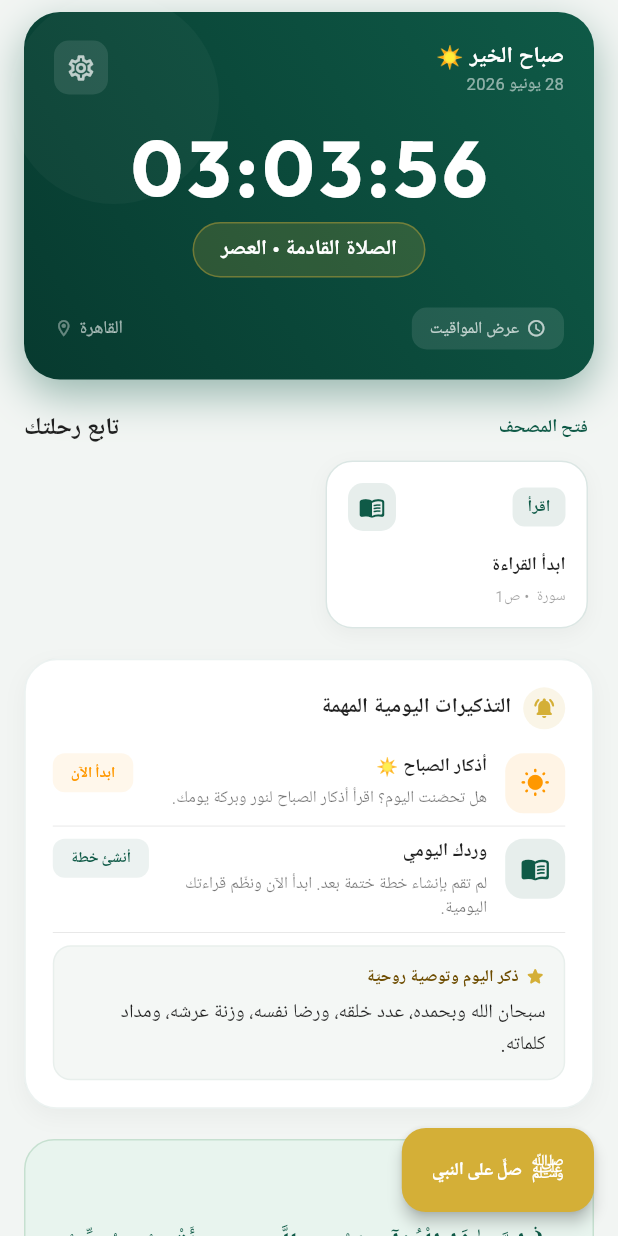
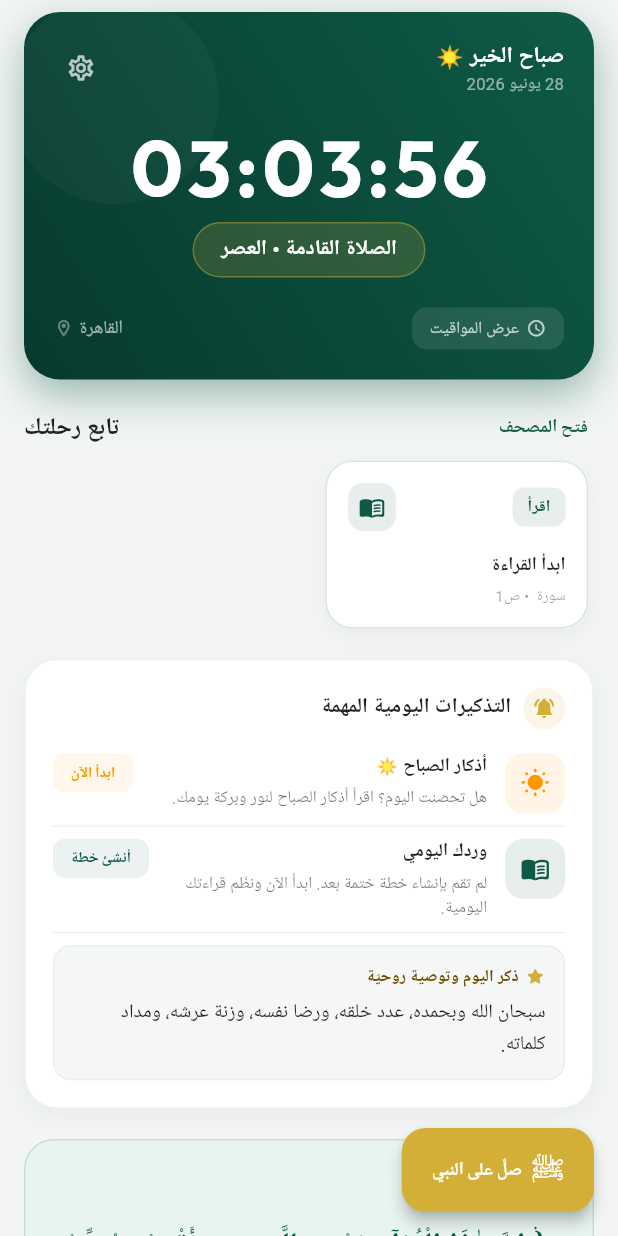
Before and after one commit to mohamed-elsalamony/rafiq-quran, a Flutter app: the HomeScreen screen opened directly with empty values, on a phone screen of 412 x 824 dp. Run offline on Flutter 3.47's test engine with Material 3 defaults, Android fonts, the light colour scheme and no system bars; our stand-ins replace adhan, audioplayers, flutter_compass, flutter_local_notifications, flutter_timezone, geolocator and 4 more; missing offline and left inert: home_widget, quran, workmanager; accounts and stored records are empty; Roboto replaces fonts that are missing (Amiri).

Commit message:
fix: remove translucent background glow container from settings icon on home screen

```diff
--- a/lib/features/home/presentation/home_screen.dart
+++ b/lib/features/home/presentation/home_screen.dart
@@ -448,13 +448,9 @@ class _HomeScreenState extends State<HomeScreen> with TickerProviderStateMixin {
                   ),
                   GestureDetector(
                     onTap: () => Navigator.pushNamed(context, '/settings'),
-                    child: Container(
-                      padding: const EdgeInsets.all(8),
-                      decoration: BoxDecoration(
-                        color: Colors.white.withOpacity(0.1),
-                        borderRadius: BorderRadius.circular(10),
-                      ),
-                      child: const Icon(Icons.settings_outlined,
+                    child: const Padding(
+                      padding: EdgeInsets.all(8.0),
+                      child: Icon(Icons.settings_outlined,
                           color: Colors.white70, size: 20),
                     ),
                   ),
```
